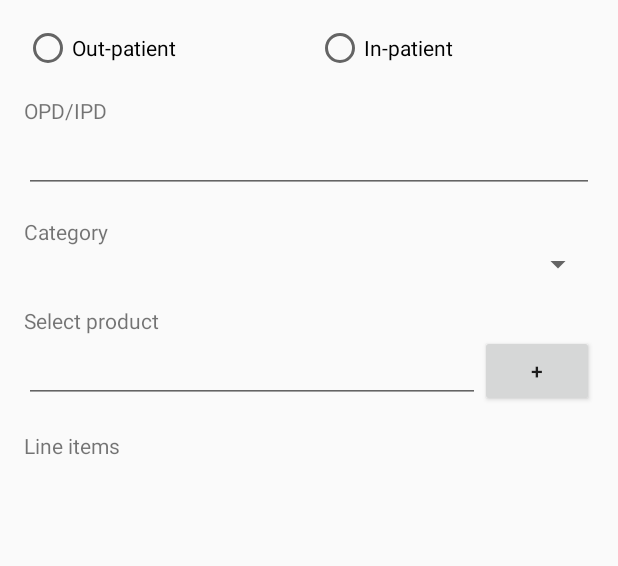
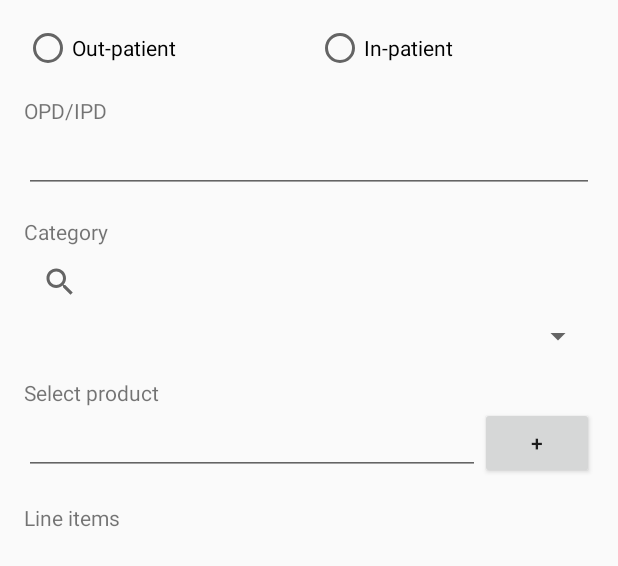
Before and after one commit to Meso-Health/meso-clinic, an Android app: the layout fragment_encounter.xml on its own in the app's theme, with its tools: preview values and no code run, on a phone screen of 412 x 824 dp. Shown: the top 566 px of the screen. Run offline under Robolectric (Android 15) with nearby library versions, the phone set to English and light mode, and no system bars.

Commit message:
Add scrollview to encounter fragment.
[no tracker]

```diff
--- a/app/src/main/res/layout/fragment_encounter.xml
+++ b/app/src/main/res/layout/fragment_encounter.xml
@@ -1,6 +1,13 @@
 <?xml version="1.0" encoding="utf-8"?>
 <LinearLayout xmlns:android="http://schemas.android.com/apk/res/android"
     android:id="@+id/encounter_fragment"
+    android:layout_width="match_parent"
+    android:layout_height="match_parent" >
+
+    <ScrollView xmlns:android="http://schemas.android.com/apk/res/android"
+        android:layout_width="fill_parent"
+        android:layout_height="wrap_content" >
+        <LinearLayout xmlns:android="http://schemas.android.com/apk/res/android"
             android:orientation="vertical"
             android:layout_width="match_parent"
             android:layout_height="match_parent"
@@ -47,6 +54,12 @@
                 android:layout_height="wrap_content"
                 android:layout_marginTop="@dimen/encounter_form_margin"
                 android:text="@string/encounter_category_label"/>
+
+            <android.support.v7.widget.SearchView
+                android:layout_width="match_parent"
+                android:layout_height="match_parent">
+
+            </android.support.v7.widget.SearchView>
 
             <Spinner
                 android:id="@+id/category_spinner"
@@ -112,3 +125,5 @@
                 android:text="@string/save_encounter_button"
                 android:visibility="gone"/>
         </LinearLayout>
+    </ScrollView>
+</LinearLayout>
```
Lines whose indentation alone changed are shown as unchanged.
